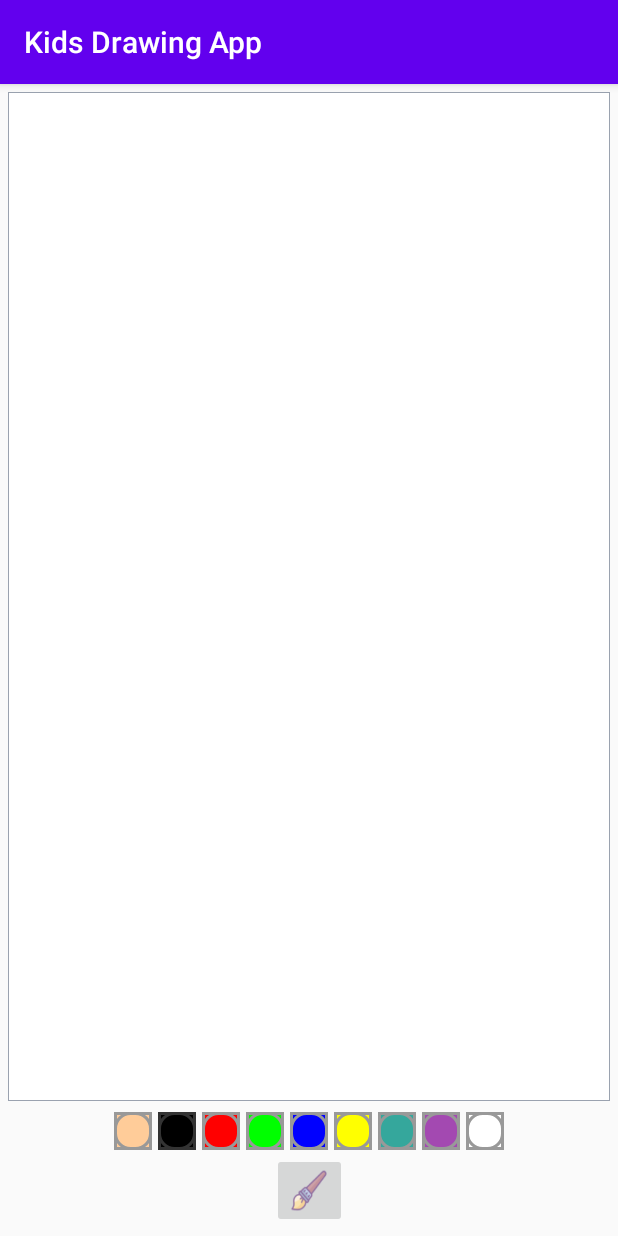
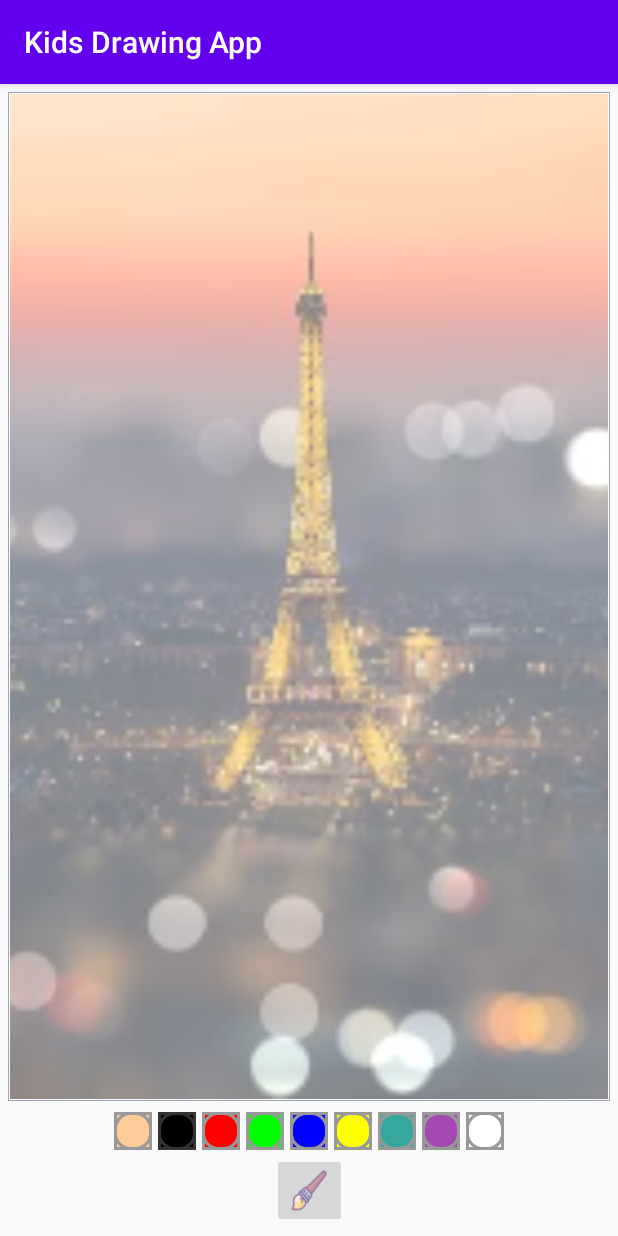
Before and after one commit to liguopengbenli/drawingAPP, an Android app: the screen it shows after launch (MainActivity), on a phone screen of 412 x 824 dp. Run offline under Robolectric (Android 15) with nearby library versions, the phone set to English and light mode, and no system bars.

Commit message:
add framelayout - background img

```diff
--- a/app/src/main/res/layout/activity_main.xml
+++ b/app/src/main/res/layout/activity_main.xml
@@ -6,18 +6,36 @@
     android:layout_height="match_parent"
     tools:context=".MainActivity">
 
-    <com.example.kidsdrawingapp.DrawingView
-        android:id="@+id/drawing_view"
+    <FrameLayout
+        android:id="@+id/fl_drawing_view_container"
         android:layout_width="0dp"
         android:layout_height="0dp"
         android:layout_margin="5dp"
-        android:layout_marginBottom="80dp"
+        android:padding="1dp"
         android:background="@drawable/background_drawing_view_layout"
         app:layout_constraintTop_toTopOf="parent"
         app:layout_constraintRight_toRightOf="parent"
         app:layout_constraintLeft_toLeftOf="parent"
         app:layout_constraintBottom_toTopOf="@id/ll_paint_colors"
-        />
+        >
+        <ImageView
+            android:id="@+id/iv_background"
+            android:scaleType="centerCrop"
+            android:contentDescription="background img"
+            android:src="@drawable/image"
+            android:layout_width="match_parent"
+            android:layout_height="match_parent"
+            />
+
+        <com.example.kidsdrawingapp.DrawingView
+            android:id="@+id/drawing_view"
+            android:layout_width="match_parent"
+            android:layout_height="match_parent"
+            android:background="#80FFFFFF"
+            />
+
+    </FrameLayout>
+
 
     <LinearLayout
         android:layout_width="wrap_content"
@@ -27,7 +45,7 @@
         app:layout_constraintBottom_toTopOf="@id/ib_brush"
         app:layout_constraintLeft_toLeftOf="parent"
         app:layout_constraintRight_toRightOf="parent"
-        app:layout_constraintTop_toBottomOf="@id/drawing_view">
+        app:layout_constraintTop_toBottomOf="@id/fl_drawing_view_container">
 
         <ImageButton
             android:layout_width="25dp"
```
Also changed, not shown: app/src/main/res/drawable-xxhdpi/image.jpg (added).
